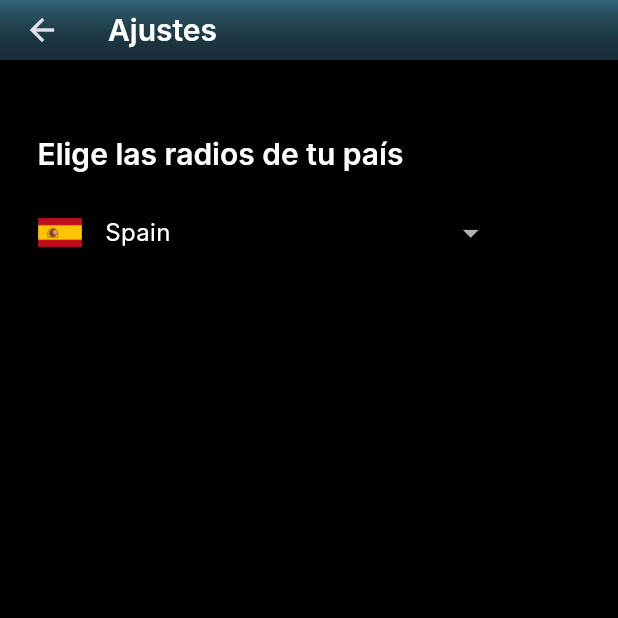
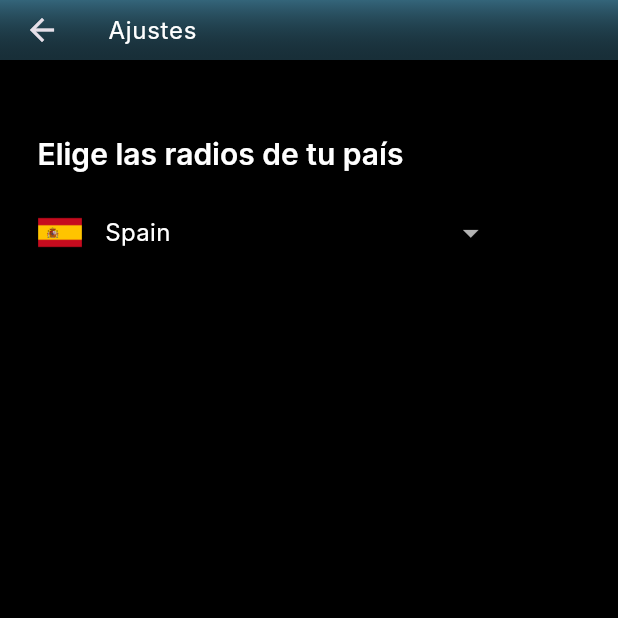
Before and after one commit to Juategi/radio_list, a Flutter app: the SettingsPage screen opened directly, on a phone screen of 412 x 824 dp, the top half of it. Run offline on Flutter 3.47's test engine with Material 3 defaults, Android fonts, the phone set to English and light mode, and no system bars; our stand-ins replace audioplayers, dartz, flutter_bloc, freezed_annotation, get_it, palette_generator and 2 more; missing offline and left inert: bottom_bar_matu, pulsator; accounts and stored records are empty; Roboto replaces fonts that are missing (Inter).

Commit message:
added small fixes

```diff
--- a/radio_list/lib/injection.dart
+++ b/radio_list/lib/injection.dart
@@ -23,6 +23,7 @@ class Injection {
     RadioPlayerCubit radioPlayerCubit = RadioPlayerCubit();
     RadioAudioCubit radioAudioCubit = RadioAudioCubit(audioPlayer);
     FavoritesCubit favoritesCubit = FavoritesCubit(radioRepository);
+
     GetIt.I.registerSingleton<RadioRepository>(radioRepository);
     GetIt.I.registerSingleton<RadioListCubit>(radioCubit);
     GetIt.I.registerSingleton<RadioPlayerCubit>(radioPlayerCubit);
--- a/radio_list/lib/presentation/core/theme.dart
+++ b/radio_list/lib/presentation/core/theme.dart
@@ -33,7 +33,7 @@ final ThemeData darkTheme = ThemeData(
   useMaterial3: true,
   fontFamily: 'Inter',
   brightness: Brightness.dark,
-  cardColor: Colors.black,
+  cardColor: Colors.black54,
   canvasColor: Colors.grey[800],
   primaryColor: Colors.white,
   scaffoldBackgroundColor: Colors.black,
--- a/radio_list/lib/presentation/settings/settings_page.dart
+++ b/radio_list/lib/presentation/settings/settings_page.dart
@@ -21,8 +21,12 @@ class _SettingsPageState extends State<SettingsPage> {
     return Scaffold(
       appBar: AppBar(
         toolbarHeight: 40,
-        title: Text(StringKeys.settings,
-            style: Theme.of(context).textTheme.headlineMedium),
+        title: Text(
+          StringKeys.settings,
+          style: Theme.of(context).textTheme.bodyLarge!.copyWith(
+                color: Colors.white,
+              ),
+        ),
         flexibleSpace: Container(decoration: getAppBarDecoration(context)),
       ),
       body: SafeArea(
```
Also changed, not shown: radio_list/lib/presentation/favorites_list/favorites_list_page.dart (+6 -2 lines), radio_list/lib/presentation/radio_list/radio_list_page.dart (+6 -2 lines).
